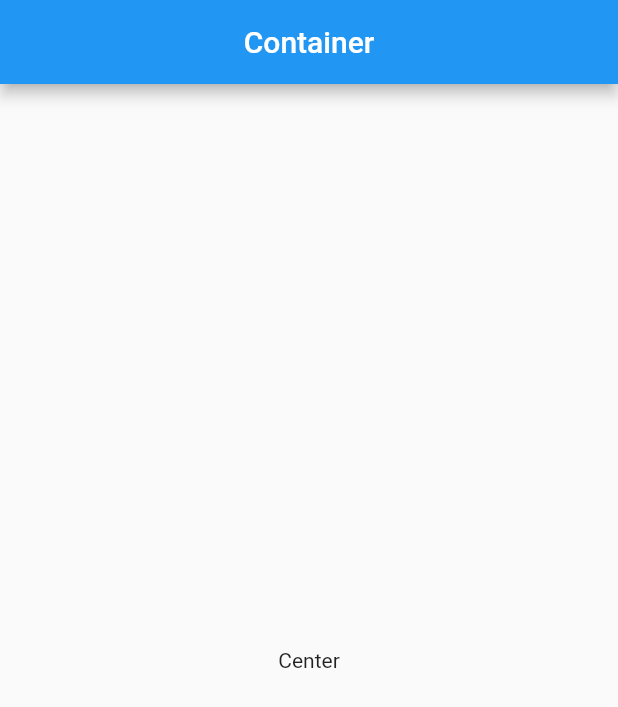
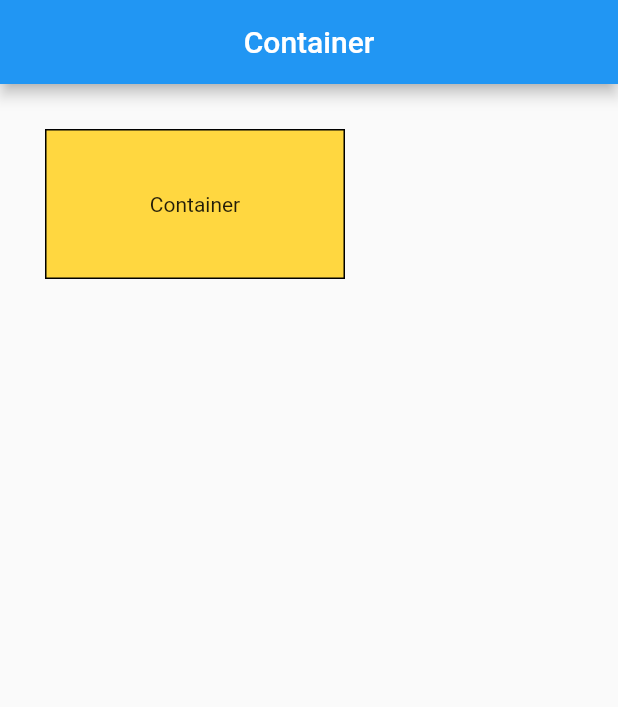
Before and after one commit to USSRFantom/container, a Flutter app: the screen it shows after launch, on a phone screen of 412 x 824 dp. Shown: the top 707 px of the screen. Run offline on Flutter 3.47's test engine with Material 2 defaults, Android fonts, the phone set to English and light mode, and no system bars.

Commit message:
Container

```diff
--- a/lib/main.dart
+++ b/lib/main.dart
@@ -1,18 +1,27 @@
 import 'package:flutter/material.dart';
 
-void main () => runApp(MyApp());
+void main() => runApp(MyApp());
 
-class MyApp extends StatelessWidget{
+class MyApp extends StatelessWidget {
   @override
   Widget build(BuildContext context) {
     return MaterialApp(
       home: Scaffold(
         appBar: AppBar(
-          title: Text("Container"),
+          title: const Text("Container"),
           centerTitle: true,
         ),
-        body: Center(
-          child: Text('Center'),
+        body: Container( //Сам виджет контейнер
+          decoration: BoxDecoration(  //виджет бокс в котоом можно изменять цвет фон, делать бордер и т.д.
+            color: Colors.amberAccent, //устанавливаем значение цвета
+            border: Border.all(), //устанавливаем вордер
+          ),
+          width: 200,  //размер контейнера
+          height: 100, //размер контейнера
+          padding: EdgeInsets.all(16),  //делаем отступы
+          margin: EdgeInsets.all(30), //делаем отступы  внутри
+          alignment: Alignment.center,  //выравниваем по центру
+          child: Text('Container'),
         ),
       ),
     );
```
